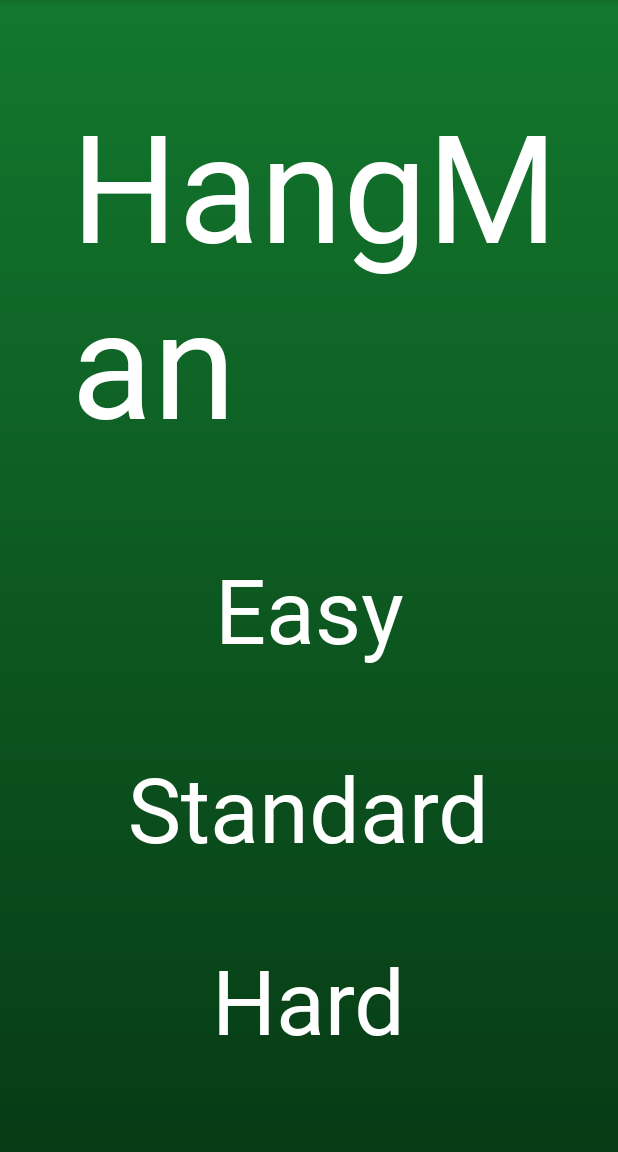
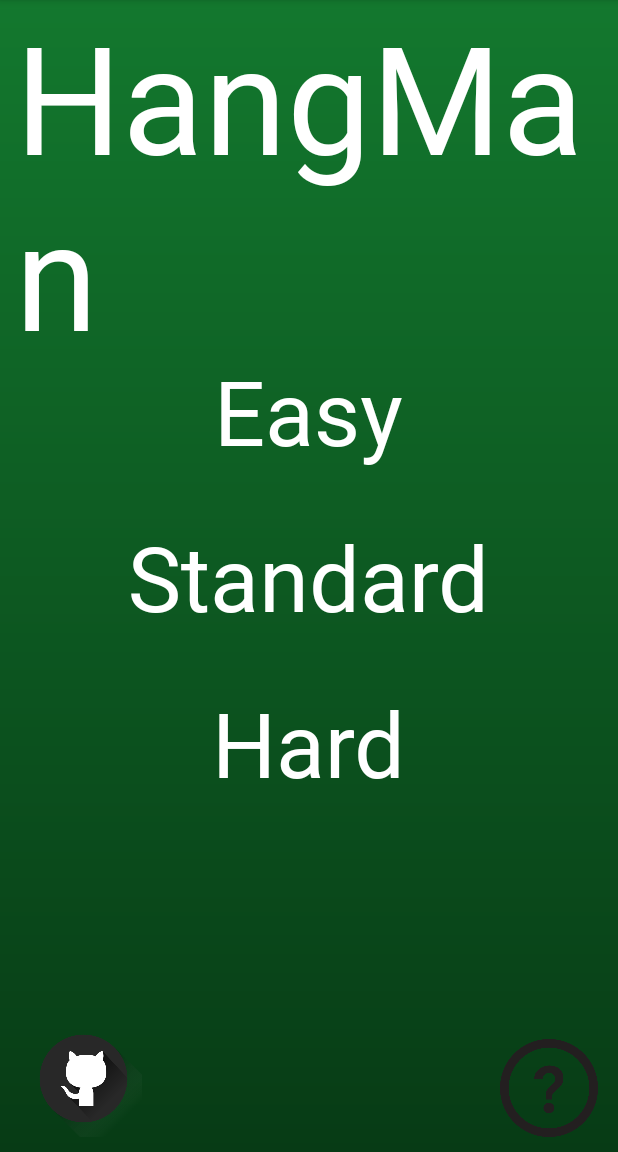
Before and after one commit to asamahayder/Galgespil_Aflevering, an Android app: the screen it shows after launch (MainActivity), on a phone screen of 412 x 824 dp, the part 84-1236 px from its top. Run offline under Robolectric (Android 15) with nearby library versions, the phone set to English and light mode, and no system bars.

Commit message:
lavede små ændringer i main layout og addede github og "about" knapper

```diff
--- a/src/main/java/com/example/galgespil_aflevering/MainActivity.java
+++ b/src/main/java/com/example/galgespil_aflevering/MainActivity.java
@@ -3,8 +3,10 @@ package com.example.galgespil_aflevering;
 import androidx.appcompat.app.AppCompatActivity;
 
 import android.content.Intent;
+import android.net.Uri;
 import android.os.Bundle;
 import android.view.View;
+import android.widget.ImageView;
 import android.widget.TextView;
 
 public class MainActivity extends AppCompatActivity implements View.OnClickListener {
@@ -12,6 +14,8 @@ public class MainActivity extends AppCompatActivity implements View.OnClickListe
     TextView easyMode;
     TextView standardMode;
     TextView hardMode;
+    ImageView gitHubImage;
+    ImageView questionImage;
 
     @Override
     protected void onCreate(Bundle savedInstanceState) {
@@ -21,13 +25,14 @@ public class MainActivity extends AppCompatActivity implements View.OnClickListe
         easyMode = findViewById(R.id.easyMode);
         standardMode = findViewById(R.id.standardMode);
         hardMode = findViewById(R.id.hardMode);
+        gitHubImage = findViewById(R.id.gitHubImage);
+        questionImage = findViewById(R.id.questionImage);
 
         easyMode.setOnClickListener(this);
         standardMode.setOnClickListener(this);
         hardMode.setOnClickListener(this);
-
-
-
+        gitHubImage.setOnClickListener(this);
+        questionImage.setOnClickListener(this);
     }
 
     @Override
@@ -44,6 +49,9 @@ public class MainActivity extends AppCompatActivity implements View.OnClickListe
             Intent intent = new Intent(this, Gameactivity.class);
             intent.putExtra("mode", "3");
             startActivity(intent);
+        }else if (v == gitHubImage){
+            Intent intent = new Intent(Intent.ACTION_VIEW, Uri.parse("github.com"));
+            startActivity(intent);
         }
 
     }
--- a/src/main/res/layout/activity_main.xml
+++ b/src/main/res/layout/activity_main.xml
@@ -5,63 +5,79 @@
     android:layout_width="match_parent"
     android:layout_height="match_parent"
     android:background="@drawable/background_gradient"
+    android:padding="10dp"
     tools:context=".MainActivity">
 
     <TextView
         android:id="@+id/title"
-        android:layout_width="345dp"
-        android:layout_height="0dp"
-        android:layout_marginTop="56dp"
-        android:layout_marginEnd="19dp"
-        android:layout_marginBottom="55dp"
+        android:layout_width="wrap_content"
+        android:layout_height="wrap_content"
         android:fontFamily="@font/dk_crayon_crumble"
         android:text="@string/game_title"
         android:textColor="@color/white"
         android:textSize="100sp"
-        app:layout_constraintBottom_toTopOf="@+id/easyMode"
+        app:layout_constraintBottom_toTopOf="@+id/linearLayout"
         app:layout_constraintEnd_toEndOf="parent"
+        app:layout_constraintStart_toStartOf="parent"
         app:layout_constraintTop_toTopOf="parent" />
 
-    <TextView
-        android:id="@+id/hardMode"
-        android:layout_width="wrap_content"
+    <LinearLayout
+        android:id="@+id/linearLayout"
+        android:layout_width="0dp"
         android:layout_height="wrap_content"
-        android:layout_marginBottom="61dp"
-        android:fontFamily="@font/dk_crayon_crumble"
-        android:text="@string/hard_mode"
-        android:textColor="@color/white"
-        android:textSize="60sp"
+        android:layout_marginStart="10dp"
+        android:layout_marginEnd="10dp"
+        android:gravity="center_horizontal"
+        android:orientation="vertical"
         app:layout_constraintBottom_toBottomOf="parent"
         app:layout_constraintEnd_toEndOf="parent"
         app:layout_constraintStart_toStartOf="parent"
-        app:layout_constraintTop_toBottomOf="@+id/standardMode" />
+        app:layout_constraintTop_toTopOf="parent">
 
-    <TextView
-        android:id="@+id/easyMode"
-        android:layout_width="wrap_content"
-        android:layout_height="wrap_content"
-        android:layout_marginBottom="52dp"
-        android:fontFamily="@font/dk_crayon_crumble"
-        android:text="@string/easy_mode"
-        android:textColor="@color/white"
-        android:textSize="60sp"
-        app:layout_constraintBottom_toTopOf="@+id/standardMode"
+        <TextView
+            android:id="@+id/easyMode"
+            android:layout_width="wrap_content"
+            android:layout_height="wrap_content"
+            android:fontFamily="@font/dk_crayon_crumble"
+            android:text="@string/easy_mode"
+            android:textColor="@color/white"
+            android:textSize="60sp" />
+
+        <TextView
+            android:id="@+id/standardMode"
+            android:layout_width="wrap_content"
+            android:layout_height="wrap_content"
+            android:layout_marginVertical="30dp"
+            android:fontFamily="@font/dk_crayon_crumble"
+            android:text="@string/standard_mode"
+            android:textColor="@color/white"
+            android:textSize="60sp" />
+
+        <TextView
+            android:id="@+id/hardMode"
+            android:layout_width="wrap_content"
+            android:layout_height="wrap_content"
+            android:fontFamily="@font/dk_crayon_crumble"
+            android:text="@string/hard_mode"
+            android:textColor="@color/white"
+            android:textSize="60sp" />
+
+    </LinearLayout>
+
+    <ImageView
+        android:id="@+id/gitHubImage"
+        android:layout_width="91dp"
+        android:layout_height="78dp"
+        app:layout_constraintBottom_toBottomOf="parent"
+        app:layout_constraintStart_toStartOf="parent"
+        app:srcCompat="@drawable/github" />
+
+    <ImageView
+        android:id="@+id/questionImage"
+        android:layout_width="72dp"
+        android:layout_height="65dp"
+        app:layout_constraintBottom_toBottomOf="parent"
         app:layout_constraintEnd_toEndOf="parent"
-        app:layout_constraintStart_toStartOf="parent"
-        app:layout_constraintTop_toBottomOf="@+id/title" />
-
-    <TextView
-        android:id="@+id/standardMode"
-        android:layout_width="wrap_content"
-        android:layout_height="wrap_content"
-        android:layout_marginBottom="47dp"
-        android:fontFamily="@font/dk_crayon_crumble"
-        android:text="@string/standard_mode"
-        android:textColor="@color/white"
-        android:textSize="60sp"
-        app:layout_constraintBottom_toTopOf="@+id/hardMode"
-        app:layout_constraintEnd_toEndOf="parent"
-        app:layout_constraintStart_toStartOf="parent"
-        app:layout_constraintTop_toBottomOf="@+id/easyMode" />
+        app:srcCompat="@drawable/question" />
 
 </androidx.constraintlayout.widget.ConstraintLayout>
```
Also changed, not shown: src/main/res/drawable/github.png (added), src/main/res/drawable/question.png (added).
